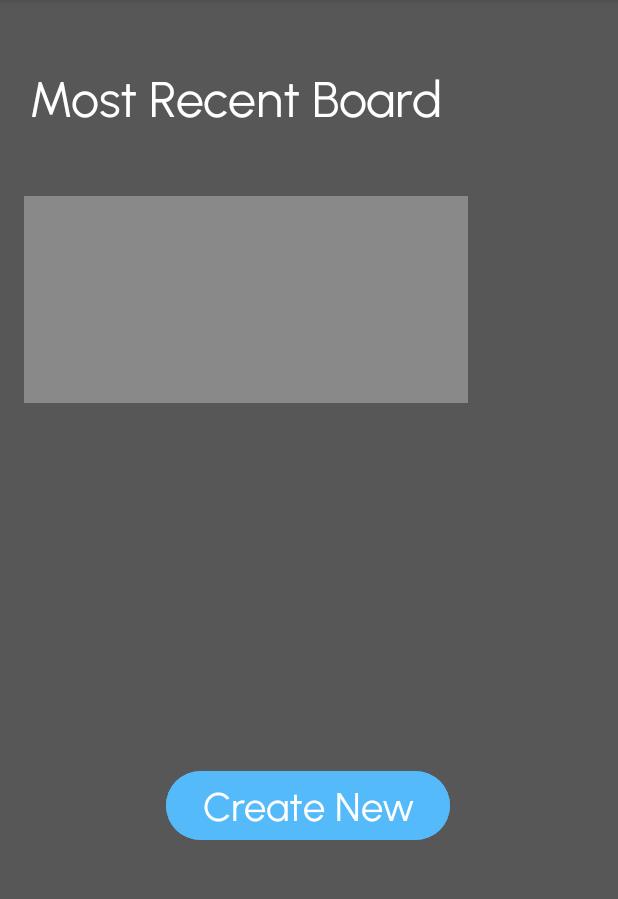
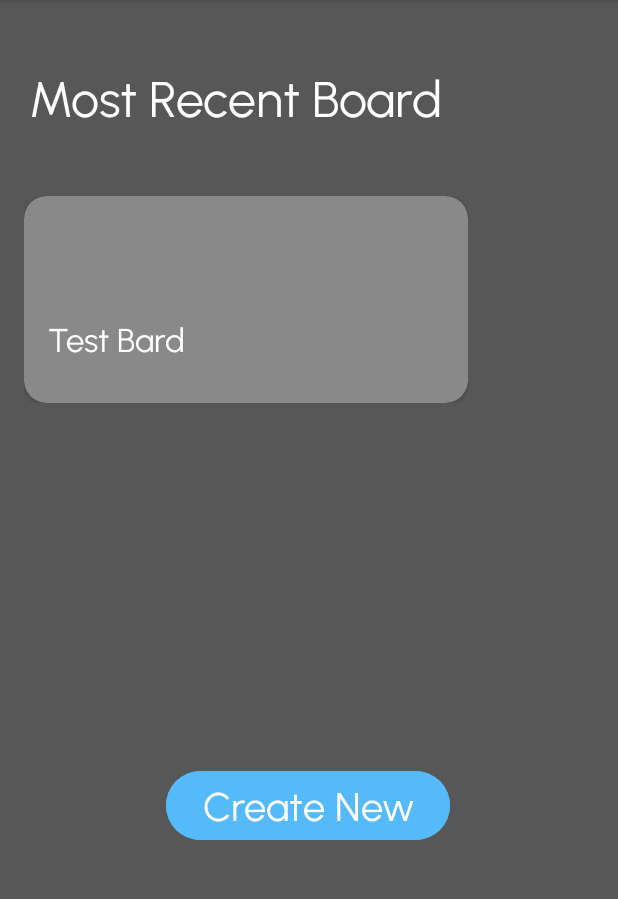
Before and after one commit to miloszkryzia1/android-remember-app, an Android app: the screen it shows after launch (MainActivity), on a phone screen of 412 x 824 dp, the part 96-995 px from its top. Run offline under Robolectric (Android 15) with nearby library versions, the phone set to English and light mode, and no system bars.

Commit message:
create fragment for board card

```diff
--- /dev/null
+++ b/app/src/main/java/com/example/trellocloneapp/BoardFragment.kt
@@ -0,0 +1,28 @@
+package com.example.trellocloneapp
+
+import android.os.Bundle
+import androidx.fragment.app.Fragment
+import android.view.LayoutInflater
+import android.view.View
+import android.view.ViewGroup
+import android.widget.TextView
+
+class BoardFragment : Fragment() {
+    private var name: String? = null
+    private var color: Int? = null
+
+    override fun onCreate(savedInstanceState: Bundle?) {
+        super.onCreate(savedInstanceState)
+        arguments?.let {
+            name = arguments?.getString("name")
+            color = arguments?.getInt("color")
+        }
+    }
+
+    override fun onCreateView(inflater: LayoutInflater, container: ViewGroup?, savedInstanceState: Bundle?): View? {
+        val view = inflater.inflate(R.layout.fragment_board, container, false)
+        view.findViewById<TextView>(R.id.boardName).text = name
+        //TODO: Set the color of category
+        return view
+    }
+}
--- a/app/src/main/java/com/example/trellocloneapp/MainActivity.kt
+++ b/app/src/main/java/com/example/trellocloneapp/MainActivity.kt
@@ -7,5 +7,12 @@ class MainActivity : AppCompatActivity() {
     override fun onCreate(savedInstanceState: Bundle?) {
         super.onCreate(savedInstanceState)
         setContentView(R.layout.activity_main)
+
+        // TODO: This is only for testing the layout, change in the future
+        val boardFragment = BoardFragment()
+        val args: Bundle = Bundle()
+        args.putString("name", "Test Bard")
+        boardFragment.arguments = args
+        supportFragmentManager.beginTransaction().add(R.id.homePageFrame, boardFragment).commit()
     }
 }
--- a/app/src/main/res/layout/activity_main.xml
+++ b/app/src/main/res/layout/activity_main.xml
@@ -33,7 +33,7 @@
             android:layout_width="296dp"
             android:layout_height="138dp"
             android:layout_marginTop="44dp"
-            android:background="@color/second_bg"
+            android:background="#00000000"
             app:layout_constraintEnd_toEndOf="parent"
             app:layout_constraintHorizontal_bias="0.139"
             app:layout_constraintStart_toStartOf="parent"
--- /dev/null
+++ b/app/src/main/res/layout/fragment_board.xml
@@ -0,0 +1,38 @@
+<?xml version="1.0" encoding="utf-8"?>
+<FrameLayout xmlns:android="http://schemas.android.com/apk/res/android"
+    xmlns:tools="http://schemas.android.com/tools"
+    android:layout_width="match_parent"
+    android:layout_height="match_parent"
+    xmlns:app="http://schemas.android.com/apk/res-auto"
+    tools:context=".BoardFragment">
+
+    <androidx.cardview.widget.CardView
+        android:layout_width="296dp"
+        android:layout_height="138dp"
+        app:cardBackgroundColor="@color/second_bg"
+        app:cardCornerRadius="15dp">
+
+        <androidx.constraintlayout.widget.ConstraintLayout
+            android:layout_width="match_parent"
+            android:layout_height="match_parent"
+            android:background="#00000000">
+
+            <TextView
+                android:id="@+id/boardName"
+                android:layout_width="wrap_content"
+                android:layout_height="wrap_content"
+                android:layout_marginStart="16dp"
+                android:layout_marginBottom="28dp"
+                android:fontFamily="@font/urbanist"
+                android:text="Name"
+                android:textColor="@color/white"
+                android:textSize="10pt"
+                app:layout_constraintBottom_toBottomOf="parent"
+                app:layout_constraintStart_toStartOf="parent" />
+
+
+        </androidx.constraintlayout.widget.ConstraintLayout>
+
+    </androidx.cardview.widget.CardView>
+
+</FrameLayout>
--- a/app/src/main/res/values/strings.xml
+++ b/app/src/main/res/values/strings.xml
@@ -1,4 +1,6 @@
 <resources>
     <string name="app_name">Remember</string>
     <string name="create">Create New</string>
+    <!-- TODO: Remove or change this placeholder text -->
+    <string name="hello_blank_fragment">Hello blank fragment</string>
 </resources>
```
